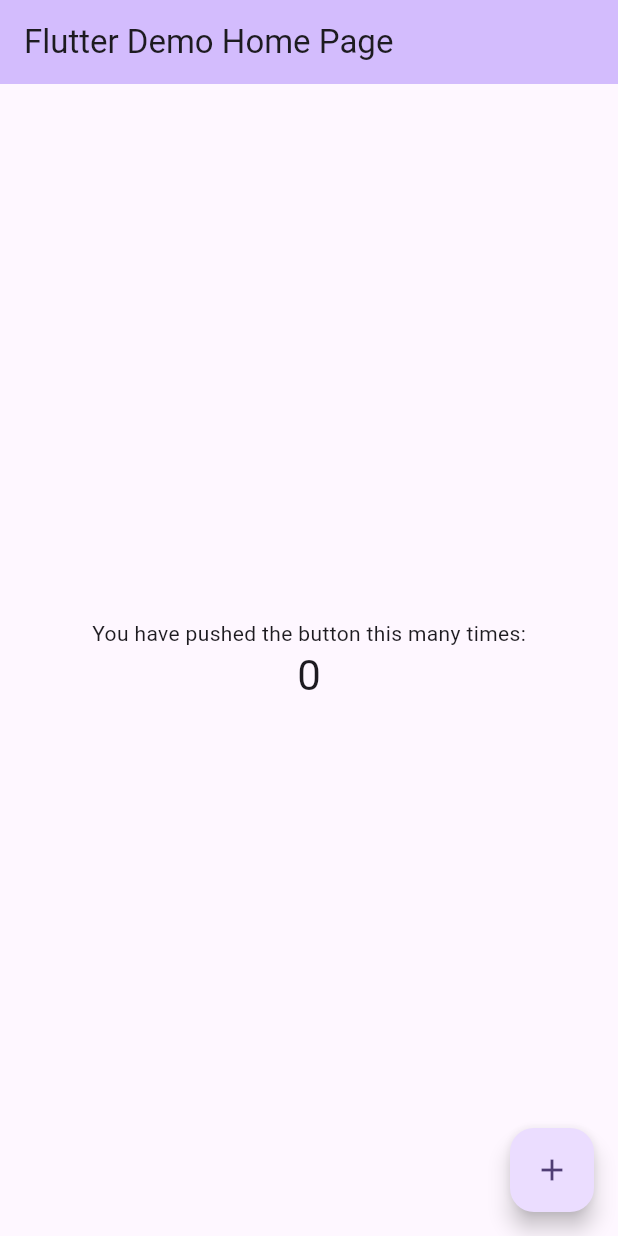
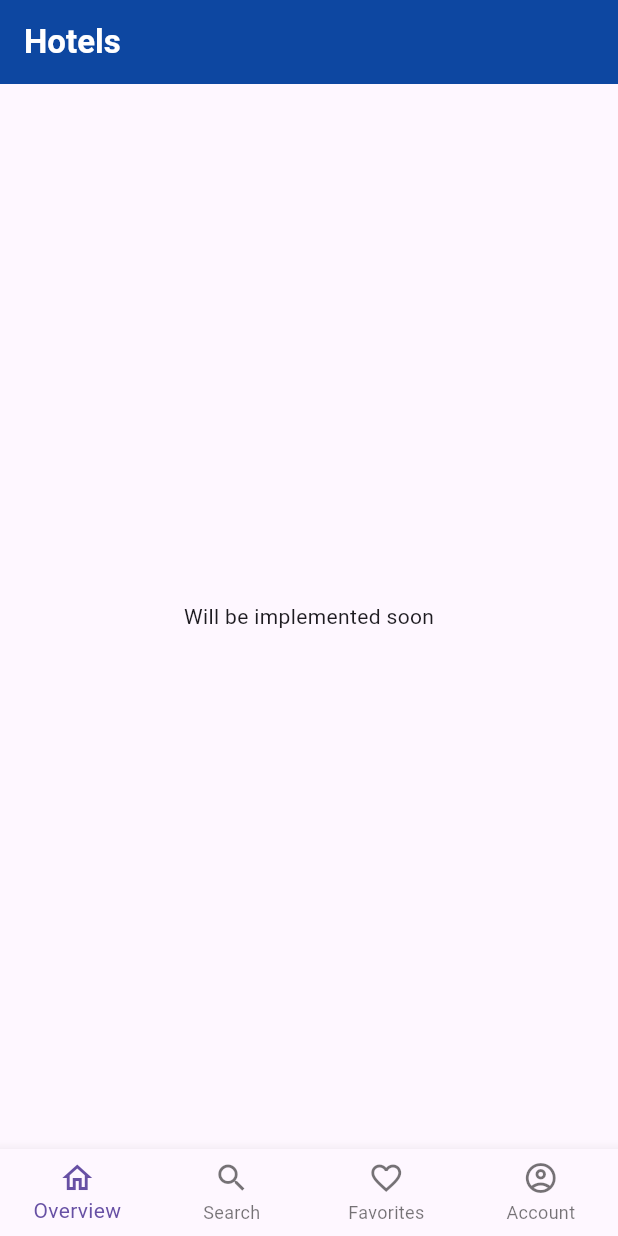
Before and after one commit to amirmhmdi/hotel_booking, a Flutter app: the screen it shows after launch, on a phone screen of 412 x 824 dp. Run offline on Flutter 3.47's test engine with Material 3 defaults, Android fonts, the phone set to English and light mode, and no system bars; our stand-ins replace auto_route, bloc, dartz, equatable, flutter_bloc, get_it.

Commit message:
fundamental of the presentation

```diff
--- /dev/null
+++ b/lib/core/router/app_router.dart
@@ -0,0 +1,19 @@
+import 'package:auto_route/auto_route.dart';
+import 'app_router.gr.dart';
+
+@AutoRouterConfig()
+class AppRouter extends RootStackRouter {
+  @override
+  List<AutoRoute> get routes => [
+        AutoRoute(
+          page: MyApp.page,
+          initial: true,
+          children: [
+            AutoRoute(page: Overview.page),
+            AutoRoute(page: Search.page),
+            AutoRoute(page: Favorites.page),
+            AutoRoute(page: Account.page),
+          ],
+        ),
+      ];
+}
--- /dev/null
+++ b/lib/features/hotels/presentation/bloc/hotels_bloc/hotels_bloc.dart
@@ -0,0 +1,13 @@
+import 'package:bloc/bloc.dart';
+import 'package:equatable/equatable.dart';
+
+part 'hotels_event.dart';
+part 'hotels_state.dart';
+
+class HotelsBloc extends Bloc<HotelsEvent, HotelsState> {
+  HotelsBloc() : super(HotelsInitial()) {
+    on<HotelsEvent>((event, emit) {
+      // TODO: implement event handler
+    });
+  }
+}
--- /dev/null
+++ b/lib/features/hotels/presentation/bloc/hotels_bloc/hotels_event.dart
@@ -0,0 +1,8 @@
+part of 'hotels_bloc.dart';
+
+sealed class HotelsEvent extends Equatable {
+  const HotelsEvent();
+
+  @override
+  List<Object> get props => [];
+}
--- /dev/null
+++ b/lib/features/hotels/presentation/bloc/hotels_bloc/hotels_state.dart
@@ -0,0 +1,10 @@
+part of 'hotels_bloc.dart';
+
+sealed class HotelsState extends Equatable {
+  const HotelsState();
+
+  @override
+  List<Object> get props => [];
+}
+
+final class HotelsInitial extends HotelsState {}
--- /dev/null
+++ b/lib/features/hotels/presentation/pages/account_screen.dart
@@ -0,0 +1,24 @@
+import 'package:auto_route/auto_route.dart';
+import 'package:flutter/material.dart';
+import 'package:hotel_booking/features/hotels/presentation/widgets/hotel_appbar.dart';
+
+@RoutePage(name: "account")
+class AccountScreen extends StatefulWidget {
+  const AccountScreen({super.key});
+
+  @override
+  State<AccountScreen> createState() => _AccountScreenState();
+}
+
+class _AccountScreenState extends State<AccountScreen> {
+  @override
+  Widget build(BuildContext context) {
+    return Scaffold(
+      appBar: const HotelAppbar(appbarTitle: "Account"),
+      body: Container(
+        alignment: Alignment.center,
+        child: const Text("Will be implemented soon"),
+      ),
+    );
+  }
+}
--- /dev/null
+++ b/lib/features/hotels/presentation/pages/hotel_booking_main_screen.dart
@@ -0,0 +1,43 @@
+import 'package:auto_route/auto_route.dart';
+import 'package:flutter/material.dart';
+import 'package:hotel_booking/core/router/app_router.gr.dart';
+
+@RoutePage(name: "myApp")
+class HotelBookingMainScreen extends StatelessWidget {
+  const HotelBookingMainScreen({super.key});
+
+  @override
+  Widget build(BuildContext context) {
+    return AutoTabsRouter(
+      routes: const [
+        Overview(),
+        Search(),
+        Favorites(),
+        Account(),
+      ],
+      transitionBuilder: (context, child, animation) => FadeTransition(
+        opacity: animation,
+        child: child,
+      ),
+      builder: (context, child) {
+        final tabsRouter = AutoTabsRouter.of(context);
+        return Scaffold(
+          body: child,
+          bottomNavigationBar: BottomNavigationBar(
+            type: BottomNavigationBarType.fixed,
+            currentIndex: tabsRouter.activeIndex,
+            onTap: (index) {
+              tabsRouter.setActiveIndex(index);
+            },
+            items: const [
+              BottomNavigationBarItem(label: 'Overview', icon: Icon(Icons.home_outlined)),
+              BottomNavigationBarItem(label: 'Search', icon: Icon(Icons.search)),
+              BottomNavigationBarItem(label: 'Favorites', icon: Icon(Icons.favorite_border)),
+              BottomNavigationBarItem(label: 'Account', icon: Icon(Icons.account_circle_outlined)),
+            ],
+          ),
+        );
+      },
+    );
+  }
+}
--- /dev/null
+++ b/lib/features/hotels/presentation/pages/overview_screen.dart
@@ -0,0 +1,24 @@
+import 'package:auto_route/auto_route.dart';
+import 'package:flutter/material.dart';
+import 'package:hotel_booking/features/hotels/presentation/widgets/hotel_appbar.dart';
+
+@RoutePage(name: "overview")
+class OverviewScreen extends StatefulWidget {
+  const OverviewScreen({super.key});
+
+  @override
+  State<OverviewScreen> createState() => _OverviewScreenState();
+}
+
+class _OverviewScreenState extends State<OverviewScreen> {
+  @override
+  Widget build(BuildContext context) {
+    return Scaffold(
+      appBar: const HotelAppbar(appbarTitle: "Hotels"),
+      body: Container(
+        alignment: Alignment.center,
+        child: const Text("Will be implemented soon"),
+      ),
+    );
+  }
+}
--- /dev/null
+++ b/lib/features/hotels/presentation/widgets/hotel_appbar.dart
@@ -0,0 +1,23 @@
+import 'package:flutter/material.dart';
+
+class HotelAppbar extends StatelessWidget implements PreferredSizeWidget {
+  final String appbarTitle;
+  const HotelAppbar({super.key, required this.appbarTitle});
+
+  @override
+  Widget build(BuildContext context) {
+    return AppBar(
+      title: Text(
+        appbarTitle,
+        style: const TextStyle(
+          fontWeight: FontWeight.bold,
+          color: Colors.white,
+        ),
+      ),
+      backgroundColor: Colors.blue.shade900,
+    );
+  }
+
+  @override
+  Size get preferredSize => const Size.fromHeight(kToolbarHeight);
+}
--- a/lib/main.dart
+++ b/lib/main.dart
@@ -1,67 +1,24 @@
 import 'package:flutter/material.dart';
+import 'package:flutter_bloc/flutter_bloc.dart';
+import 'package:get_it/get_it.dart';
+import 'package:hotel_booking/core/router/app_router.dart';
+import 'package:hotel_booking/core/services/locator.dart';
+import 'package:hotel_booking/features/hotels/presentation/bloc/hotels_bloc/hotels_bloc.dart';
 
-void main() {
+void main() async {
+  await setupGetIt();
   runApp(const MyApp());
 }
 
 class MyApp extends StatelessWidget {
   const MyApp({super.key});
-  @override
-  Widget build(BuildContext context) {
-    return MaterialApp(
-      title: 'Flutter Demo',
-      theme: ThemeData(
-        colorScheme: ColorScheme.fromSeed(seedColor: Colors.deepPurple),
-        useMaterial3: true,
-      ),
-      home: const MyHomePage(title: 'Flutter Demo Home Page'),
-    );
-  }
-}
-
-class MyHomePage extends StatefulWidget {
-  const MyHomePage({super.key, required this.title});
-
-  final String title;
-
-  @override
-  State<MyHomePage> createState() => _MyHomePageState();
-}
-
-class _MyHomePageState extends State<MyHomePage> {
-  int _counter = 0;
-
-  void _incrementCounter() {
-    setState(() {
-      _counter++;
-    });
-  }
 
   @override
   Widget build(BuildContext context) {
-    return Scaffold(
-      appBar: AppBar(
-        backgroundColor: Theme.of(context).colorScheme.inversePrimary,
-        title: Text(widget.title),
-      ),
-      body: Center(
-        child: Column(
-          mainAxisAlignment: MainAxisAlignment.center,
-          children: <Widget>[
-            const Text(
-              'You have pushed the button this many times:',
-            ),
-            Text(
-              '$_counter',
-              style: Theme.of(context).textTheme.headlineMedium,
-            ),
-          ],
-        ),
-      ),
-      floatingActionButton: FloatingActionButton(
-        onPressed: _incrementCounter,
-        tooltip: 'Increment',
-        child: const Icon(Icons.add),
+    return BlocProvider(
+      create: (context) => GetIt.I<HotelsBloc>(),
+      child: MaterialApp.router(
+        routerConfig: GetIt.I<AppRouter>().config(),
       ),
     );
   }
```
Also changed, not shown: lib/core/services/locator.dart (added, +9 -0 lines), lib/features/hotels/presentation/pages/favorites_screen.dart (added, +24 -0 lines), lib/features/hotels/presentation/pages/search_screen.dart (added, +24 -0 lines), lib/core/router/app_router.gr.dart (added).
